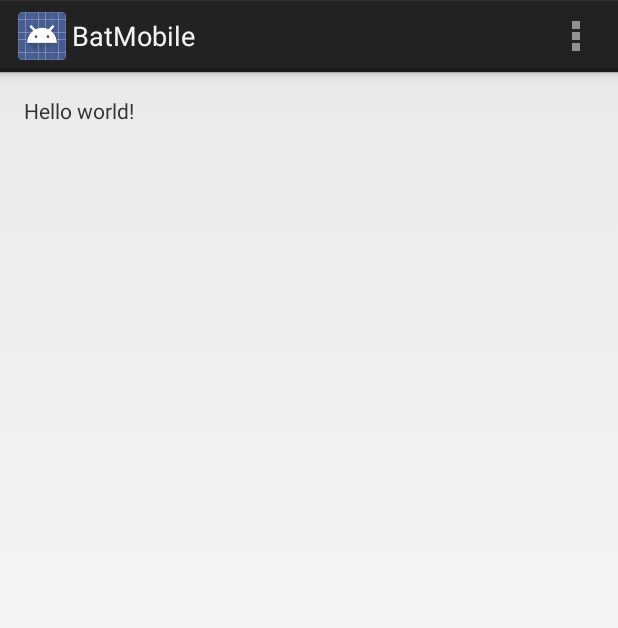
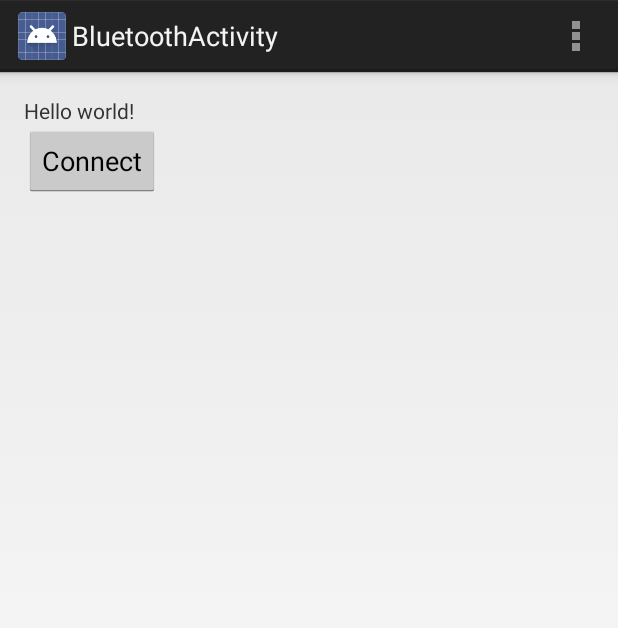
Before and after one commit to andreymir/batmobile, an Android app: the screen it shows after launch (BatMobileActivity before the commit, BluetoothActivity after it), on a phone screen of 412 x 824 dp. Shown: the top 628 px of the screen. Run offline under Robolectric (Android 15) with nearby library versions, the phone set to English and light mode, and no system bars.

Commit message:
1. Add bluetooth for arduino 2. Add bluetooth activity for android

```diff
--- /dev/null
+++ b/android/BatMobileProject/BatMobile/src/main/java/com/example/batmobile/BluetoothActivity.java
@@ -0,0 +1,245 @@
+package com.example.batmobile;
+
+import android.app.Activity;
+import android.app.ActionBar;
+import android.app.AlertDialog;
+import android.app.Fragment;
+import android.bluetooth.BluetoothAdapter;
+import android.bluetooth.BluetoothDevice;
+import android.content.DialogInterface;
+import android.content.Intent;
+import android.os.Bundle;
+import android.os.Handler;
+import android.os.Message;
+import android.util.Log;
+import android.view.LayoutInflater;
+import android.view.Menu;
+import android.view.MenuItem;
+import android.view.View;
+import android.view.ViewGroup;
+import android.os.Build;
+import android.widget.TextView;
+import android.widget.Toast;
+
+public class BluetoothActivity extends Activity {
+
+    // Intent request codes
+    private static final int REQUEST_CONNECT_DEVICE = 1;
+    private static final int REQUEST_ENABLE_BT = 2;
+
+    private static TextView mTitle;
+
+    // Name of the connected device
+    private String mConnectedDeviceName = null;
+
+    /**
+     * Set to true to add debugging code and logging.
+     */
+    public static final boolean DEBUG = true;
+
+    /**
+     * Set to true to log each character received from the remote process to the
+     * android log, which makes it easier to debug some kinds of problems with
+     * emulating escape sequences and control codes.
+     */
+    public static final boolean LOG_CHARACTERS_FLAG = DEBUG && false;
+
+    /**
+     * Set to true to log unknown escape sequences.
+     */
+    public static final boolean LOG_UNKNOWN_ESCAPE_SEQUENCES = DEBUG && false;
+
+    /**
+     * The tag we use when logging, so that our messages can be distinguished
+     * from other messages in the log. Public because it's used by several
+     * classes.
+     */
+    public static final String LOG_TAG = "BluetoothActivity";
+
+    // Message types sent from the BluetoothReadService Handler
+    public static final int MESSAGE_STATE_CHANGE = 1;
+    public static final int MESSAGE_READ = 2;
+    public static final int MESSAGE_WRITE = 3;
+    public static final int MESSAGE_DEVICE_NAME = 4;
+    public static final int MESSAGE_TOAST = 5;
+
+    // Key names received from the BluetoothChatService Handler
+    public static final String DEVICE_NAME = "device_name";
+    public static final String TOAST = "toast";
+
+    private static BluetoothSerialService mSerialService = null;
+    private BluetoothAdapter mBluetoothAdapter = null;
+
+    private boolean mEnablingBT;
+
+    @Override
+    protected void onCreate(Bundle savedInstanceState) {
+        super.onCreate(savedInstanceState);
+        setContentView(R.layout.activity_bluetooth);
+
+        if (savedInstanceState == null) {
+            getFragmentManager().beginTransaction()
+                    .add(R.id.container, new PlaceholderFragment())
+                    .commit();
+        }
+
+        mBluetoothAdapter = BluetoothAdapter.getDefaultAdapter();
+
+        if (mBluetoothAdapter == null) {
+            finishDialogNoBluetooth();
+            return;
+        }
+
+        mSerialService = new BluetoothSerialService(this, mHandlerBT);
+    }
+
+
+    @Override
+    public boolean onCreateOptionsMenu(Menu menu) {
+
+        // Inflate the menu; this adds items to the action bar if it is present.
+        getMenuInflater().inflate(R.menu.bluetooth, menu);
+        return true;
+    }
+
+    @Override
+    public boolean onOptionsItemSelected(MenuItem item) {
+        // Handle action bar item clicks here. The action bar will
+        // automatically handle clicks on the Home/Up button, so long
+        // as you specify a parent activity in AndroidManifest.xml.
+        switch (item.getItemId()) {
+            case R.id.action_settings:
+                return true;
+        }
+        return super.onOptionsItemSelected(item);
+    }
+
+    public void onConnectButtonClick(View v) {
+        Log.e(LOG_TAG, "+ onConnectButtonClick +");
+
+        BluetoothDevice device =  mBluetoothAdapter.getBondedDevices().iterator().next();
+        mSerialService.connect(device);
+    }
+
+    @Override
+    public synchronized void onResume() {
+        super.onResume();
+
+        if (DEBUG) {
+            Log.e(LOG_TAG, "+ ON RESUME +");
+        }
+
+        if (!mEnablingBT) { // If we are turning on the BT we cannot check if it's enable
+            if ( (mBluetoothAdapter != null)  && (!mBluetoothAdapter.isEnabled()) ) {
+
+                AlertDialog.Builder builder = new AlertDialog.Builder(this);
+                builder.setMessage(R.string.alert_dialog_turn_on_bt)
+                        .setIcon(android.R.drawable.ic_dialog_alert)
+                        .setTitle(R.string.alert_dialog_warning_title)
+                        .setCancelable( false )
+                        .setPositiveButton(R.string.alert_dialog_yes, new DialogInterface.OnClickListener() {
+                            public void onClick(DialogInterface dialog, int id) {
+                                mEnablingBT = true;
+                                Intent enableIntent = new Intent(BluetoothAdapter.ACTION_REQUEST_ENABLE);
+                                startActivityForResult(enableIntent, REQUEST_ENABLE_BT);
+                            }
+                        })
+                        .setNegativeButton(R.string.alert_dialog_no, new DialogInterface.OnClickListener() {
+                            public void onClick(DialogInterface dialog, int id) {
+                                finishDialogNoBluetooth();
+                            }
+                        });
+                AlertDialog alert = builder.create();
+                alert.show();
+            }
+
+            if (mSerialService != null) {
+                // Only if the state is STATE_NONE, do we know that we haven't started already
+                if (mSerialService.getState() == BluetoothSerialService.STATE_NONE) {
+                    // Start the Bluetooth chat services
+                    mSerialService.start();
+                }
+            }
+        }
+    }
+
+    public void finishDialogNoBluetooth() {
+        AlertDialog.Builder builder = new AlertDialog.Builder(this);
+        builder.setMessage(R.string.alert_dialog_no_bt)
+                .setIcon(android.R.drawable.ic_dialog_info)
+                .setTitle(R.string.app_name)
+                .setCancelable( false )
+                .setPositiveButton(R.string.alert_dialog_ok, new DialogInterface.OnClickListener() {
+                    public void onClick(DialogInterface dialog, int id) {
+                        finish();
+                    }
+                });
+        AlertDialog alert = builder.create();
+        alert.show();
+    }
+
+    // The Handler that gets information back from the BluetoothService
+    private final Handler mHandlerBT = new Handler() {
+
+        @Override
+        public void handleMessage(Message msg) {
+            switch (msg.what) {
+                case MESSAGE_STATE_CHANGE:
+                    if(DEBUG) Log.i(LOG_TAG, "MESSAGE_STATE_CHANGE: " + msg.arg1);
+                    switch (msg.arg1) {
+                        case BluetoothSerialService.STATE_CONNECTED:
+
+                            break;
+
+                        case BluetoothSerialService.STATE_CONNECTING:
+
+                            break;
+
+                        case BluetoothSerialService.STATE_LISTEN:
+                        case BluetoothSerialService.STATE_NONE:
+
+                            break;
+                    }
+                    break;
+                case MESSAGE_WRITE:
+
+                    break;
+/*
+            case MESSAGE_READ:
+                byte[] readBuf = (byte[]) msg.obj;
+                mEmulatorView.write(readBuf, msg.arg1);
+
+                break;
+*/
+                case MESSAGE_DEVICE_NAME:
+                    // save the connected device's name
+                    mConnectedDeviceName = msg.getData().getString(DEVICE_NAME);
+                    Toast.makeText(getApplicationContext(), "Connected to "
+                            + mConnectedDeviceName, Toast.LENGTH_SHORT).show();
+                    break;
+                case MESSAGE_TOAST:
+                    Toast.makeText(getApplicationContext(), msg.getData().getString(TOAST),
+                            Toast.LENGTH_SHORT).show();
+                    break;
+            }
+        }
+    };
+
+    /**
+     * A placeholder fragment containing a simple view.
+     */
+    public static class PlaceholderFragment extends Fragment {
+
+        public PlaceholderFragment() {
+        }
+
+        @Override
+        public View onCreateView(LayoutInflater inflater, ViewGroup container,
+                Bundle savedInstanceState) {
+            View rootView = inflater.inflate(R.layout.fragment_bluetooth, container, false);
+            return rootView;
+        }
+
+    }
+
+}
--- /dev/null
+++ b/android/BatMobileProject/BatMobile/src/main/res/layout/activity_bluetooth.xml
@@ -0,0 +1,7 @@
+<FrameLayout xmlns:android="http://schemas.android.com/apk/res/android"
+    xmlns:tools="http://schemas.android.com/tools"
+    android:id="@+id/container"
+    android:layout_width="match_parent"
+    android:layout_height="match_parent"
+    tools:context=".BluetoothActivity"
+    tools:ignore="MergeRootFrame" />
--- /dev/null
+++ b/android/BatMobileProject/BatMobile/src/main/res/layout/fragment_bluetooth.xml
@@ -0,0 +1,26 @@
+<RelativeLayout xmlns:android="http://schemas.android.com/apk/res/android"
+    xmlns:tools="http://schemas.android.com/tools"
+    android:layout_width="match_parent"
+    android:layout_height="match_parent"
+    android:paddingLeft="@dimen/activity_horizontal_margin"
+    android:paddingRight="@dimen/activity_horizontal_margin"
+    android:paddingTop="@dimen/activity_vertical_margin"
+    android:paddingBottom="@dimen/activity_vertical_margin"
+    tools:context=".BluetoothActivity$PlaceholderFragment">
+
+    <TextView
+        android:text="@string/hello_world"
+        android:layout_width="wrap_content"
+        android:layout_height="wrap_content"
+        android:id="@+id/textView" />
+
+    <Button
+        android:layout_width="wrap_content"
+        android:layout_height="wrap_content"
+        android:text="Connect"
+        android:id="@+id/connectButton"
+        android:layout_below="@+id/textView"
+        android:layout_alignParentLeft="true"
+        android:onClick="onConnectButtonClick" />
+
+</RelativeLayout>
--- /dev/null
+++ b/android/BatMobileProject/BatMobile/src/main/res/menu/bluetooth.xml
@@ -0,0 +1,9 @@
+<menu xmlns:android="http://schemas.android.com/apk/res/android"
+    xmlns:tools="http://schemas.android.com/tools"
+    tools:context=".BluetoothActivity" >
+
+    <item android:id="@+id/action_settings"
+        android:title="@string/action_settings"
+        android:orderInCategory="100"
+        android:showAsAction="never" />
+</menu>
--- a/android/BatMobileProject/BatMobile/src/main/res/values/strings.xml
+++ b/android/BatMobileProject/BatMobile/src/main/res/values/strings.xml
@@ -4,5 +4,13 @@
     <string name="app_name">BatMobile</string>
     <string name="hello_world">Hello world!</string>
     <string name="action_settings">Settings</string>
+    <string name="title_activity_bluetooth">BluetoothActivity</string>
+
+    <string name="alert_dialog_no_bt">Cannot use this application without bluetooth.</string>
+    <string name="alert_dialog_yes">Yes</string>
+    <string name="alert_dialog_no">No</string>
+    <string name="alert_dialog_warning_title">Warning</string>
+    <string name="alert_dialog_ok">Ok</string>
+    <string name="alert_dialog_turn_on_bt">This application needs the Bluetooth. Do you want turn on?</string>
 
 </resources>
```
Also changed, not shown: android/BatMobileProject/BatMobile/src/main/AndroidManifest.xml (+14 -0 lines), android/BatMobileProject/BatMobile/src/main/java/com/example/batmobile/BatMobileActivity.java (+49 -0 lines), android/BatMobileProject/BatMobile/src/main/java/com/example/batmobile/BluetoothSerialService.java (added, +360 -0 lines), 3 other files.
